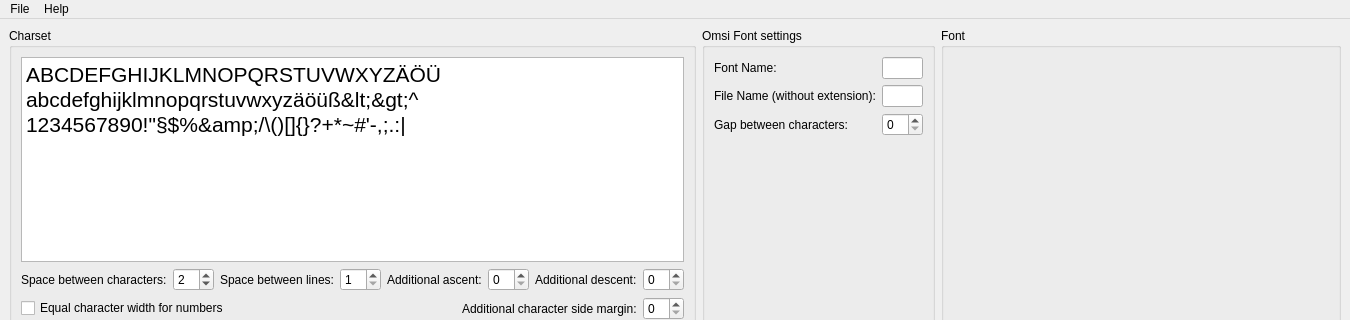
The window that mainwindow.ui (ma7t3/OmsiFontGenerator) describes before a commit, drawn with Qt 5; both pictures show x 0 to 1350 and y 0 to 320 of the 1350 by 700 pixel window.
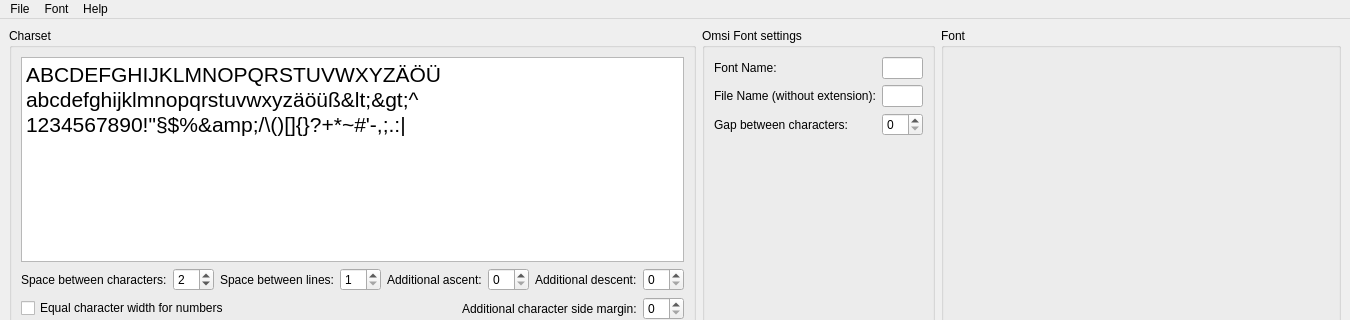
The same window after the commit. Custom widgets are drawn as their Qt base class.

Commit message: Restructorize menubar

Patch:
```diff
--- a/mainwindow.ui
+++ b/mainwindow.ui
@@ -398,7 +398,15 @@
     <addaction name="actionAboutQt"/>
     <addaction name="actionAbout"/>
    </widget>
+   <widget class="QMenu" name="menuFont">
+    <property name="title">
+     <string>Font</string>
+    </property>
+    <addaction name="actionExport_Font"/>
+    <addaction name="actionExportBmp"/>
+   </widget>
    <addaction name="menuFile"/>
+   <addaction name="menuFont"/>
    <addaction name="menuHelp"/>
   </widget>
   <widget class="QStatusBar" name="statusbar"/>
```
Left out of the diff: 6 changed lines with no effect on the pictures.
